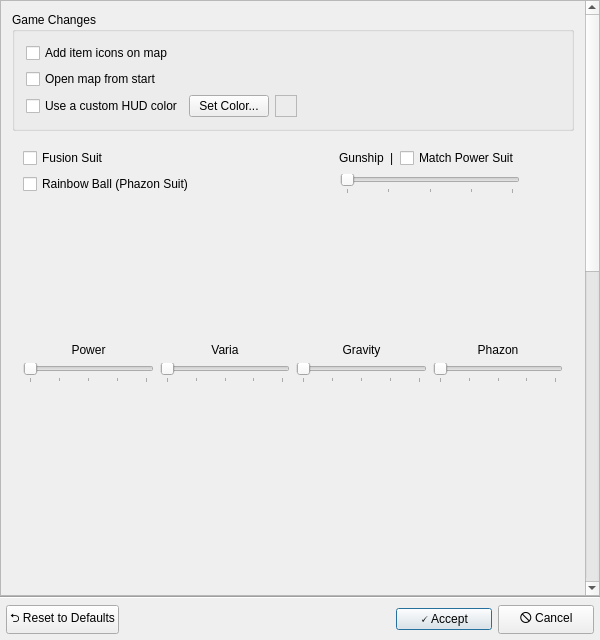
First picture: the form in randovania/games/prime1/gui/ui_files/prime_cosmetic_patches_dialog.ui, repository randovania/randovania, before the edit.
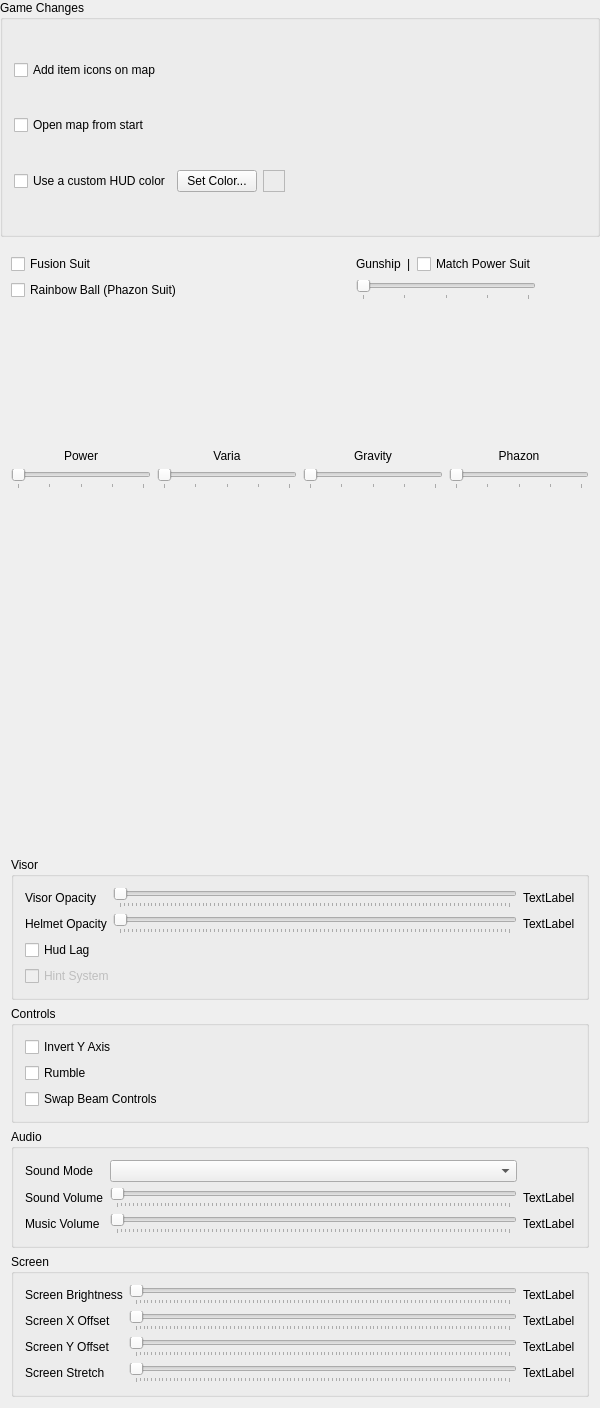
Second picture: the form after the edit. Custom widgets are drawn as their Qt base class.

The edit to the form file:
```diff
--- a/randovania/games/prime1/gui/ui_files/prime_cosmetic_patches_dialog.ui
+++ b/randovania/games/prime1/gui/ui_files/prime_cosmetic_patches_dialog.ui
@@ -1,13 +1,13 @@
 <?xml version="1.0" encoding="UTF-8"?>
 <ui version="4.0">
  <class>PrimeCosmeticPatchesDialog</class>
- <widget class="QDialog" name="PrimeCosmeticPatchesDialog">
+ <widget class="QWidget" name="PrimeCosmeticPatchesDialog">
   <property name="geometry">
    <rect>
     <x>0</x>
     <y>0</y>
     <width>600</width>
-    <height>640</height>
+    <height>1408</height>
    </rect>
   </property>
   <property name="windowTitle">
@@ -15,7 +15,7 @@
   </property>
   <layout class="QVBoxLayout" name="verticalLayout_2">
    <property name="spacing">
-    <number>0</number>
+    <number>6</number>
    </property>
    <property name="leftMargin">
     <number>0</number>
@@ -29,21 +29,6 @@
    <property name="bottomMargin">
     <number>0</number>
    </property>
-   <item>
-    <widget class="QScrollArea" name="scrollArea">
-     <property name="widgetResizable">
-      <bool>true</bool>
-     </property>
-     <widget class="QWidget" name="scroll_area_contents">
-      <property name="geometry">
-       <rect>
-        <x>0</x>
-        <y>0</y>
-        <width>584</width>
-        <height>1350</height>
-       </rect>
-      </property>
-      <layout class="QVBoxLayout" name="verticalLayout">
        <item>
         <widget class="QGroupBox" name="game_changes_box">
          <property name="title">
@@ -871,95 +856,6 @@
           </item>
          </layout>
         </widget>
-       </item>
-       <item>
-        <spacer name="verticalSpacer">
-         <property name="orientation">
-          <enum>Qt::Orientation::Vertical</enum>
-         </property>
-         <property name="sizeHint" stdset="0">
-          <size>
-           <width>20</width>
-           <height>40</height>
-          </size>
-         </property>
-        </spacer>
-       </item>
-      </layout>
-     </widget>
-    </widget>
-   </item>
-   <item>
-    <widget class="Line" name="line">
-     <property name="orientation">
-      <enum>Qt::Orientation::Horizontal</enum>
-     </property>
-    </widget>
-   </item>
-   <item>
-    <layout class="QHBoxLayout" name="footer_layout">
-     <property name="leftMargin">
-      <number>6</number>
-     </property>
-     <property name="topMargin">
-      <number>6</number>
-     </property>
-     <property name="rightMargin">
-      <number>6</number>
-     </property>
-     <property name="bottomMargin">
-      <number>6</number>
-     </property>
-     <item>
-      <widget class="QPushButton" name="reset_button">
-       <property name="text">
-        <string notr="true">⮌ Reset to Defaults</string>
-       </property>
-      </widget>
-     </item>
-     <item>
-      <spacer name="horizontalSpacer">
-       <property name="orientation">
-        <enum>Qt::Orientation::Horizontal</enum>
-       </property>
-       <property name="sizeHint" stdset="0">
-        <size>
-         <width>40</width>
-         <height>20</height>
-        </size>
-       </property>
-      </spacer>
-     </item>
-     <item>
-      <widget class="QPushButton" name="accept_button">
-       <property name="minimumSize">
-        <size>
-         <width>96</width>
-         <height>0</height>
-        </size>
-       </property>
-       <property name="text">
-        <string notr="true">🗸 Accept</string>
-       </property>
-       <property name="default">
-        <bool>true</bool>
-       </property>
-      </widget>
-     </item>
-     <item>
-      <widget class="QPushButton" name="cancel_button">
-       <property name="minimumSize">
-        <size>
-         <width>96</width>
-         <height>0</height>
-        </size>
-       </property>
-       <property name="text">
-        <string notr="true">🛇 Cancel</string>
-       </property>
-      </widget>
-     </item>
-    </layout>
    </item>
   </layout>
  </widget>
```
Lines whose indentation alone changed are shown as unchanged.
